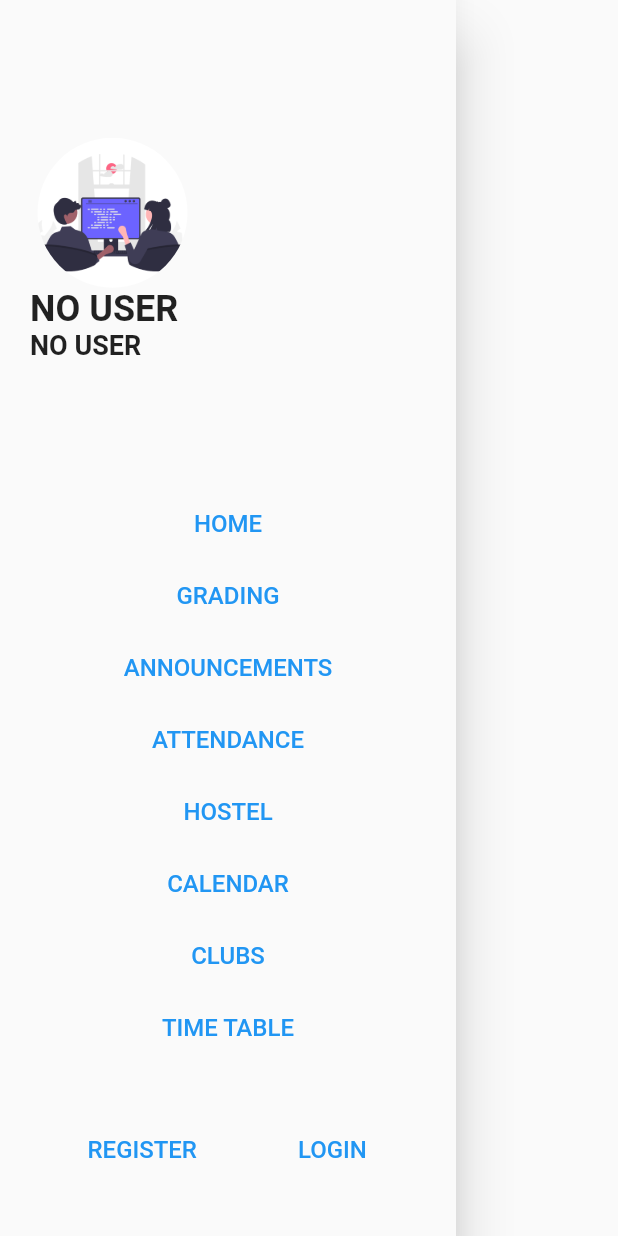
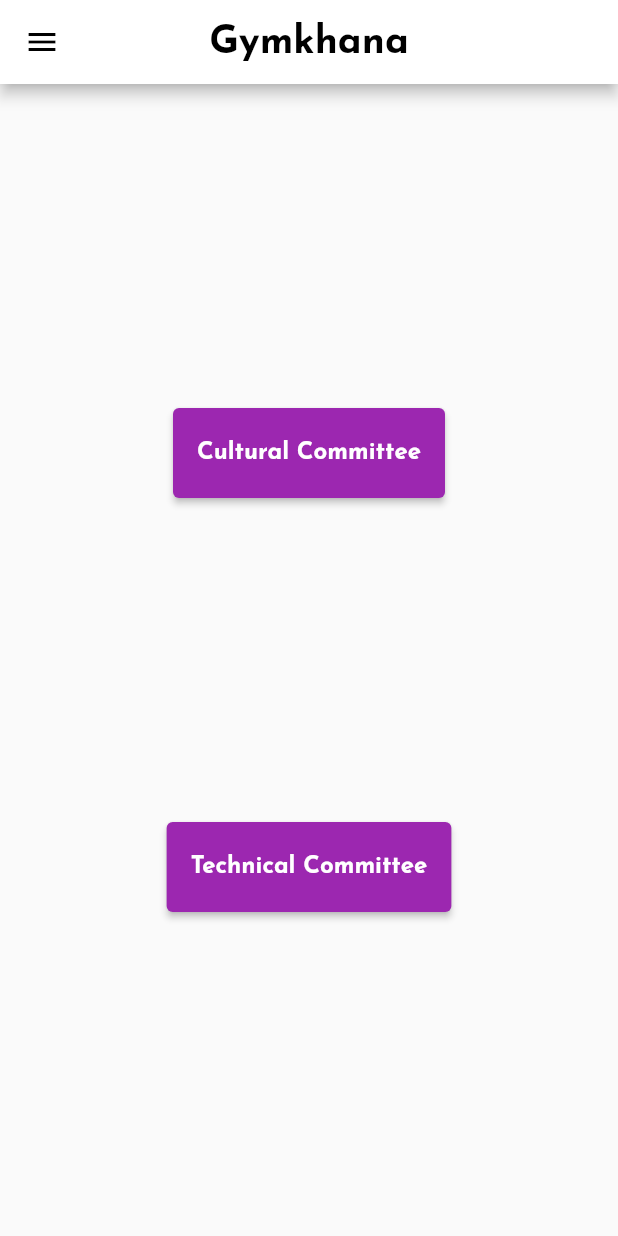
Before and after one commit to kalashshah/Institute-Management-App-Flutter, a Flutter app: the DrawerWidget widget shown alone on an empty page, opened directly, after a tap on "CLUBS", on a phone screen of 412 x 824 dp. Run offline on Flutter 3.47's test engine with Material 2 defaults, Android fonts, the light colour scheme and no system bars; our stand-ins replace carousel_slider, flutter_svg, google_fonts; missing offline and left inert: dart:ffi, flutter_animated_button.

Commit message:
add parth gymkhana feature

```diff
--- /dev/null
+++ b/lib/clubs/gymkhana.dart
@@ -0,0 +1,109 @@
+import 'package:flutter/material.dart';
+import 'package:google_fonts/google_fonts.dart';
+import 'package:imsystem/clubs/dynamic_clubs.dart';
+import 'package:imsystem/utils/drawer.dart';
+
+class Gymkhana extends StatelessWidget {
+  @override
+  Widget build(BuildContext context) {
+    return MaterialApp(
+      home: Scaffold(
+          drawer: DrawerWidget(),
+          appBar: AppBar(
+            backgroundColor: Colors.white,
+            iconTheme: IconThemeData(color: Colors.black),
+            title: Text(
+              "Gymkhana",
+              style: GoogleFonts.josefinSans(
+                fontSize: 26,
+                color: Colors.black,
+                fontWeight: FontWeight.bold,
+              ),
+            ),
+            centerTitle: true,
+          ),
+          body: Column(
+            mainAxisAlignment: MainAxisAlignment.spaceEvenly,
+            children: [
+              Row(
+                mainAxisAlignment: MainAxisAlignment.center,
+                children: [
+                  Container(
+                    height: 60,
+                    child: ElevatedButton(
+                      style: ButtonStyle(
+                        backgroundColor:
+                            MaterialStateProperty.all<Color>(Colors.purple),
+                      ),
+                      onPressed: () {
+                        Navigator.push(
+                          context,
+                          MaterialPageRoute(
+                              builder: (context) => DynamicClubs(
+                                  "This is cultural committee. We work with all cultural clubs",
+                                  ["Shades", "Encore", "Masquerade", "Obscura"],
+                                  [
+                                    "assets/images/blueBackground.png",
+                                    "assets/images/algoBack.jpeg"
+                                  ],
+                                  "Kreiva is the cultural fest of IIIT-V",
+                                  "Kreiva")),
+                        );
+                      },
+                      child: Text(
+                        "Cultural Committee",
+                        style: GoogleFonts.josefinSans(
+                          fontSize: 16,
+                          fontWeight: FontWeight.bold,
+                        ),
+                      ),
+                    ),
+                  ),
+                ],
+              ),
+              Row(
+                mainAxisAlignment: MainAxisAlignment.center,
+                children: [
+                  Container(
+                    height: 60,
+                    child: ElevatedButton(
+                      style: ButtonStyle(
+                        backgroundColor:
+                            MaterialStateProperty.all<Color>(Colors.purple),
+                      ),
+                      onPressed: () {
+                        Navigator.push(
+                          context,
+                          MaterialPageRoute(
+                              builder: (context) => DynamicClubs(
+                                  "This is technical committee. We work with all technical clubs",
+                                  [
+                                    "Engima",
+                                    "FinOptimus",
+                                    "The Coding Club",
+                                    "Dot Design Club"
+                                  ],
+                                  [
+                                    "assets/images/blueBackground.png",
+                                    "assets/images/algoBack.jpeg"
+                                  ],
+                                  "Cerebro is the technical fest of IIIT-V",
+                                  "Cerebro")),
+                        );
+                      },
+                      child: Text(
+                        "Technical Committee",
+                        style: GoogleFonts.josefinSans(
+                          fontSize: 16,
+                          fontWeight: FontWeight.bold,
+                        ),
+                      ),
+                    ),
+                  )
+                ],
+              )
+            ],
+          )),
+    );
+  }
+}
--- a/lib/courses.dart
+++ b/lib/courses.dart
@@ -315,7 +315,7 @@ class Courses extends StatelessWidget {
                                       MaterialPageRoute(
                                           builder: (context) => Coursepages(
                                               "assets/images/algoBack.jpeg",
-                                              "Dr. Jaishree Matank",
+                                              "Dr. Jaishree Mayank",
                                               "jaishree_m@iiitvadodara.ac.in",
                                               "http://meet.google.com/pex-xbya-rvk",
                                               courses.algoAssgn,
--- a/lib/utils/drawer.dart
+++ b/lib/utils/drawer.dart
@@ -1,4 +1,5 @@
 import 'package:flutter/material.dart';
+import 'package:imsystem/clubs/gymkhana.dart';
 import 'package:imsystem/register.dart';
 import '../homepage.dart';
 import '../login.dart';
@@ -125,7 +126,12 @@ class DrawerWidget extends StatelessWidget {
                       ),
                     )),
                 TextButton(
-                    onPressed: () {},
+                    onPressed: () {
+                      Navigator.push(
+                        context,
+                        MaterialPageRoute(builder: (context) => Gymkhana()),
+                      );
+                    },
                     child: Text(
                       "CLUBS",
                       style: TextStyle(
--- a/pubspec.yaml
+++ b/pubspec.yaml
@@ -34,6 +34,7 @@ dependencies:
   flutter_animated_button: ^2.0.0
   path_provider: ^2.0.7
   url_launcher: ^6.0.17
+  carousel_slider: ^4.0.0
 
 
 
```
Also changed, not shown: lib/clubs/cerebro.dart (added, +30 -0 lines), lib/clubs/dynamic_clubs.dart (added, +248 -0 lines), lib/clubs/kreiva.dart (added, +30 -0 lines), lib/clubs/main_clubs.dart (added, +247 -0 lines), pubspec.lock.
